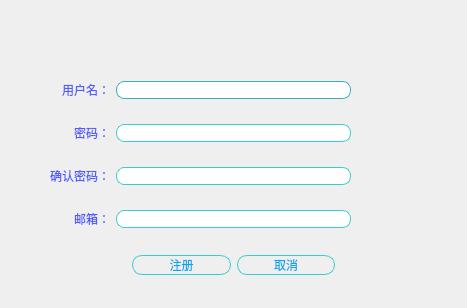
Old version of the form Client/registerdia.ui in the repository qunigouming/MyMusic.
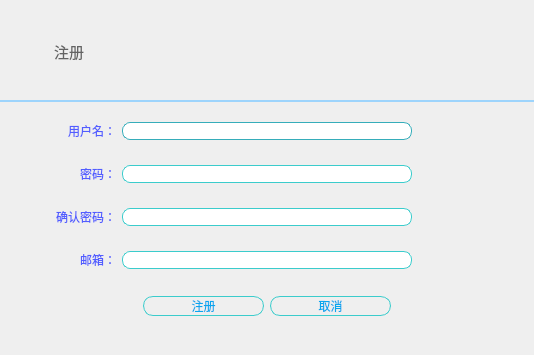
New version of the form. Icons and pictures are not drawn.

Commit message: 进一步修改了注册界面ui

```diff
--- a/Client/registerdia.ui
+++ b/Client/registerdia.ui
@@ -6,8 +6,8 @@
    <rect>
     <x>0</x>
     <y>0</y>
-    <width>467</width>
-    <height>308</height>
+    <width>534</width>
+    <height>355</height>
    </rect>
   </property>
   <property name="windowTitle">
@@ -16,21 +16,157 @@
   <property name="styleSheet">
    <string notr="true">RegisterDia {
 	background-color: qlineargradient(spread:pad, x1:0.487, y1:0.0113636, x2:0.483, y2:0.988636, stop:0 rgba(156, 206, 252, 255), stop:0.358209 rgba(159, 240, 253, 255), stop:0.681592 rgba(184, 246, 254, 255), stop:1 rgba(255, 255, 255, 255));
+	border: 1px solid rgb(197, 197, 197);
 }</string>
   </property>
-  <layout class="QVBoxLayout" name="verticalLayout">
+  <layout class="QVBoxLayout" name="verticalLayout" stretch="1,0">
+   <property name="spacing">
+    <number>0</number>
+   </property>
+   <property name="leftMargin">
+    <number>0</number>
+   </property>
+   <property name="topMargin">
+    <number>0</number>
+   </property>
+   <property name="rightMargin">
+    <number>0</number>
+   </property>
+   <property name="bottomMargin">
+    <number>17</number>
+   </property>
    <item>
-    <spacer name="verticalSpacer">
-     <property name="orientation">
-      <enum>Qt::Vertical</enum>
+    <widget class="QWidget" name="widget_7" native="true">
+     <property name="styleSheet">
+      <string notr="true">border-bottom: 2px solid rgb(157,212,252);</string>
      </property>
-     <property name="sizeHint" stdset="0">
-      <size>
-       <width>20</width>
-       <height>40</height>
-      </size>
-     </property>
-    </spacer>
+     <layout class="QHBoxLayout" name="horizontalLayout_7" stretch="2,7,1">
+      <property name="spacing">
+       <number>0</number>
+      </property>
+      <property name="leftMargin">
+       <number>0</number>
+      </property>
+      <property name="topMargin">
+       <number>0</number>
+      </property>
+      <property name="rightMargin">
+       <number>0</number>
+      </property>
+      <property name="bottomMargin">
+       <number>0</number>
+      </property>
+      <item>
+       <widget class="QWidget" name="widget_8" native="true">
+        <layout class="QHBoxLayout" name="horizontalLayout_6">
+         <property name="spacing">
+          <number>0</number>
+         </property>
+         <property name="leftMargin">
+          <number>0</number>
+         </property>
+         <property name="topMargin">
+          <number>0</number>
+         </property>
+         <property name="rightMargin">
+          <number>0</number>
+         </property>
+         <property name="bottomMargin">
+          <number>0</number>
+         </property>
+         <item>
+          <widget class="QLabel" name="AppPic">
+           <property name="styleSheet">
+            <string notr="true">background-image: url(:/AppPic.png);
+background-repeat: no-repeat;
+background-position: center;
+border-style: hidden;</string>
+           </property>
+           <property name="text">
+            <string/>
+           </property>
+           <property name="alignment">
+            <set>Qt::AlignLeading|Qt::AlignLeft|Qt::AlignVCenter</set>
+           </property>
+          </widget>
+         </item>
+         <item>
+          <widget class="QLabel" name="WindowName">
+           <property name="font">
+            <font>
+             <family>微软雅黑</family>
+             <pointsize>11</pointsize>
+            </font>
+           </property>
+           <property name="styleSheet">
+            <string notr="true">color: rgb(99, 99, 99);</string>
+           </property>
+           <property name="text">
+            <string>注册</string>
+           </property>
+          </widget>
+         </item>
+        </layout>
+       </widget>
+      </item>
+      <item>
+       <spacer name="horizontalSpacer_3">
+        <property name="orientation">
+         <enum>Qt::Horizontal</enum>
+        </property>
+        <property name="sizeHint" stdset="0">
+         <size>
+          <width>40</width>
+          <height>20</height>
+         </size>
+        </property>
+       </spacer>
+      </item>
+      <item>
+       <widget class="QWidget" name="widget_9" native="true">
+        <layout class="QHBoxLayout" name="horizontalLayout_8">
+         <property name="spacing">
+          <number>0</number>
+         </property>
+         <property name="leftMargin">
+          <number>0</number>
+         </property>
+         <property name="topMargin">
+          <number>0</number>
+         </property>
+         <property name="rightMargin">
+          <number>0</number>
+         </property>
+         <property name="bottomMargin">
+          <number>0</number>
+         </property>
+         <item>
+          <widget class="QPushButton" name="exitWinodwBtn">
+           <property name="minimumSize">
+            <size>
+             <width>0</width>
+             <height>0</height>
+            </size>
+           </property>
+           <property name="layoutDirection">
+            <enum>Qt::RightToLeft</enum>
+           </property>
+           <property name="styleSheet">
+            <string notr="true">QPushButton {
+	qproperty-icon: url(:/Clear.png);
+	border-style: hidden;
+}</string>
+           </property>
+           <property name="text">
+            <string/>
+           </property>
+          </widget>
+         </item>
+        </layout>
+       </widget>
+      </item>
+     </layout>
+    </widget>
    </item>
    <item>
     <widget class="QWidget" name="widget_4" native="true">
```
The commit also changes 2 other files.
